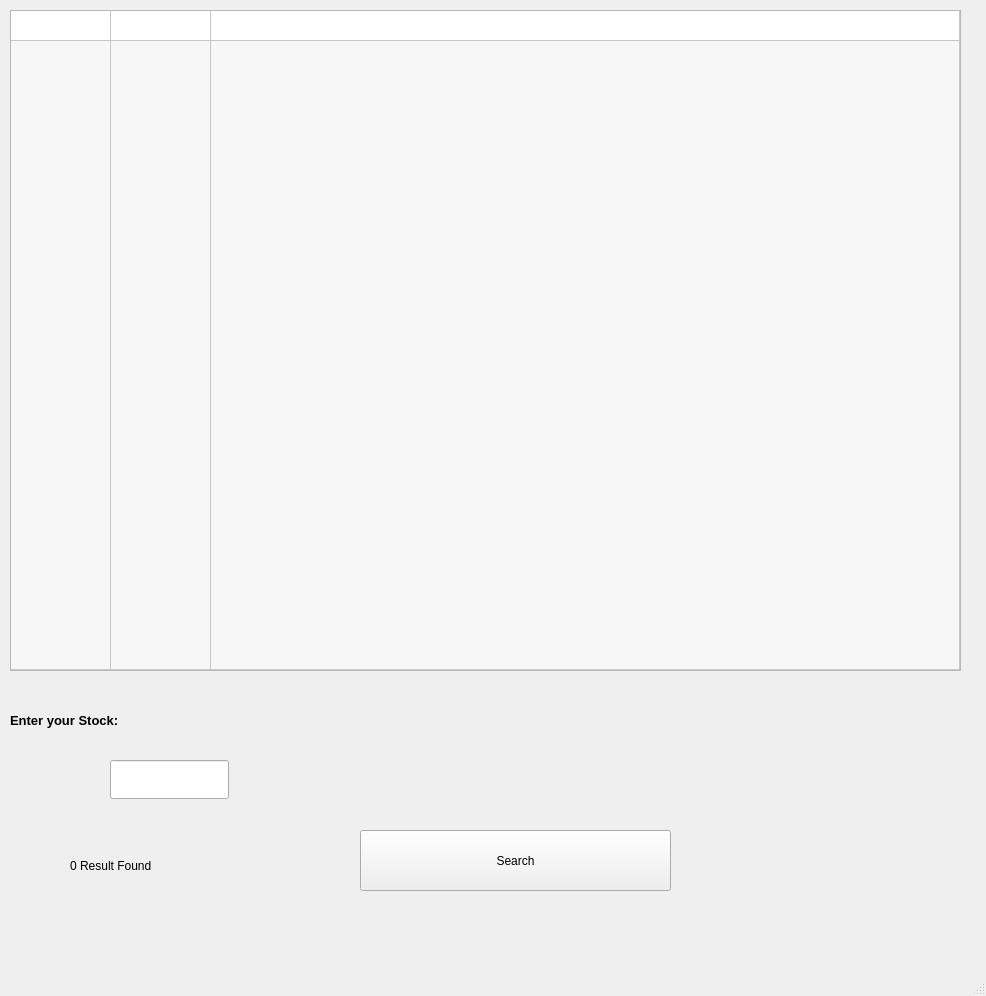
Above: main.ui from zethsqx/simple-qf-calc-py before the change. Below: the same form after it.
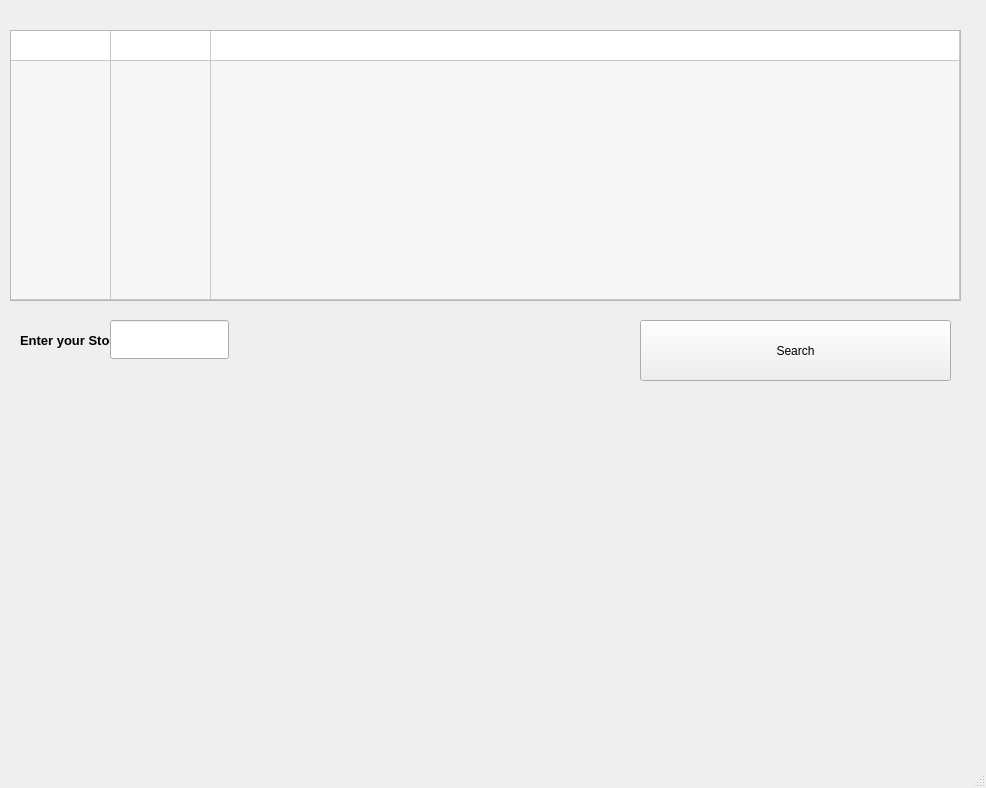
That is the form after the change.

Commit message: Edited main.ui and main.py so that it will work HAHHA

The edit to the form file:
```diff
--- a/main.ui
+++ b/main.ui
@@ -7,9 +7,15 @@
     <x>0</x>
     <y>0</y>
     <width>986</width>
-    <height>996</height>
+    <height>788</height>
    </rect>
   </property>
+  <property name="maximumSize">
+   <size>
+    <width>1024</width>
+    <height>960</height>
+   </size>
+  </property>
   <property name="windowTitle">
    <string>MainWindow</string>
   </property>
@@ -18,9 +24,9 @@
     <property name="geometry">
      <rect>
       <x>10</x>
-      <y>10</y>
+      <y>30</y>
       <width>951</width>
-      <height>661</height>
+      <height>271</height>
      </rect>
     </property>
     <property name="dragDropOverwriteMode">
@@ -77,9 +83,9 @@
    <widget class="QLabel" name="label">
     <property name="geometry">
      <rect>
-      <x>10</x>
-      <y>690</y>
-      <width>401</width>
+      <x>20</x>
+      <y>310</y>
+      <width>91</width>
       <height>61</height>
      </rect>
     </property>
@@ -90,8 +96,8 @@
    <widget class="QPushButton" name="searchButton">
     <property name="geometry">
      <rect>
-      <x>360</x>
-      <y>830</y>
+      <x>640</x>
+      <y>320</y>
       <width>311</width>
       <height>61</height>
      </rect>
@@ -117,7 +123,7 @@
     <property name="geometry">
      <rect>
       <x>110</x>
-      <y>760</y>
+      <y>320</y>
       <width>119</width>
       <height>39</height>
      </rect>
```
Left out of the diff: 2 changed lines with no effect on the pictures. The commit also changes 2 other files.
